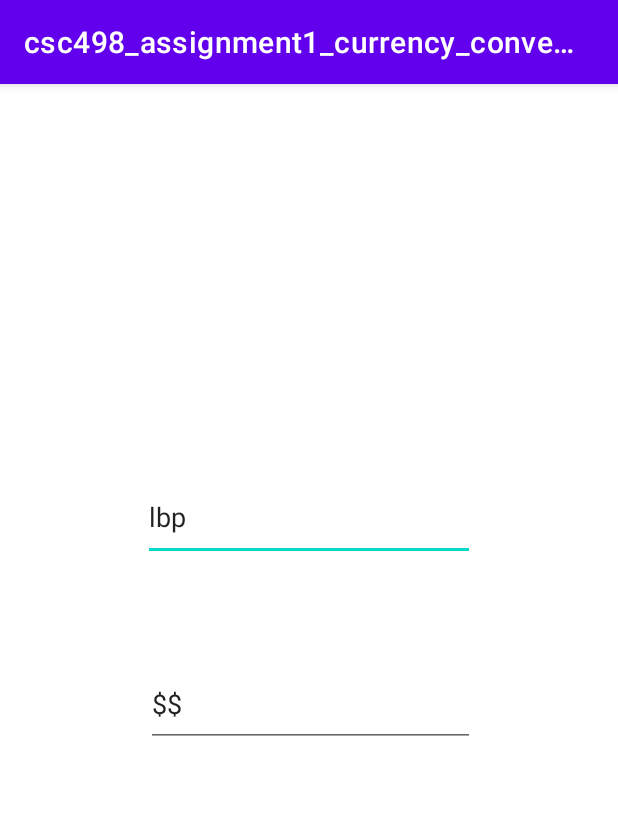
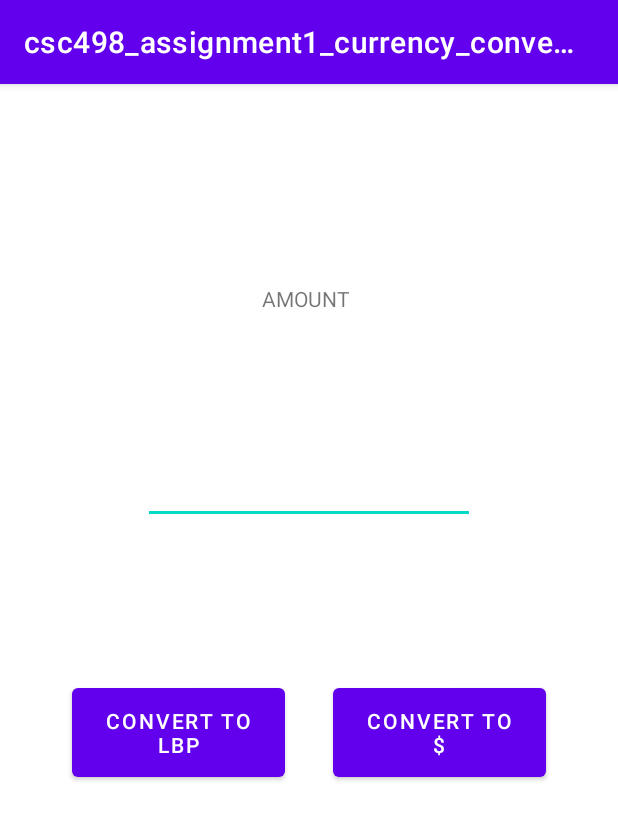
Before and after one commit to larissa-abboud/currency_converter_assignment1, an Android app: the screen it shows after launch (MainActivity), on a phone screen of 412 x 824 dp. Shown: the top 820 px of the screen. Run offline under Robolectric (Android 15) with nearby library versions, the phone set to English and light mode, and no system bars.

Commit message:
added java code

```diff
--- a/csc498_assignment1_currency_converter/app/src/main/java/com/lausp/csc498_assignment1_currency_converter/MainActivity.java
+++ b/csc498_assignment1_currency_converter/app/src/main/java/com/lausp/csc498_assignment1_currency_converter/MainActivity.java
@@ -3,18 +3,38 @@ package com.lausp.csc498_assignment1_currency_converter;
 import androidx.appcompat.app.AppCompatActivity;
 
 import android.os.Bundle;
+import android.view.View;
+import android.widget.Button;
 import android.widget.EditText;
+import android.widget.TextView;
 
 public class MainActivity extends AppCompatActivity {
-     EditText lbp;
-     EditText dollar;
+     EditText addAmount;
+     TextView result;
+     Button convertToLBP;
+     Button convertToDollars;
+     int results;
+
 
 
     @Override
     protected void onCreate(Bundle savedInstanceState) {
         super.onCreate(savedInstanceState);
         setContentView(R.layout.activity_main);
-        dollar = (EditText) findViewById(R.id.second);
-        lbp = (EditText) findViewById(R.id.first);
+        addAmount = (EditText) findViewById(R.id.first);
+        result = (TextView) findViewById(R.id.result);
+        convertToLBP = (Button) findViewById(R.id.button2);
+        convertToDollars = (Button) findViewById(R.id.button3);
+
+
+
+    }
+    public void convertLbp(View v){
+       int amount =  Integer.parseInt(addAmount.getText().toString());
+        results = amount * 22000;
+
+
+
+
     }
 }
--- a/csc498_assignment1_currency_converter/app/src/main/res/layout/activity_main.xml
+++ b/csc498_assignment1_currency_converter/app/src/main/res/layout/activity_main.xml
@@ -11,30 +11,61 @@
         android:layout_width="221dp"
         android:layout_height="58dp"
         android:layout_marginStart="101dp"
-        android:layout_marginTop="271dp"
+        android:layout_marginTop="24dp"
         android:layout_marginEnd="101dp"
-        android:layout_marginBottom="33dp"
+        android:layout_marginBottom="40dp"
         android:ems="10"
         android:inputType="textPersonName"
-        android:text="lbp"
-        app:layout_constraintBottom_toTopOf="@+id/second"
+        app:layout_constraintBottom_toTopOf="@+id/button2"
         app:layout_constraintEnd_toEndOf="parent"
+        app:layout_constraintStart_toStartOf="parent"
+        app:layout_constraintTop_toBottomOf="@+id/text1" />
+
+    <Button
+        android:id="@+id/button2"
+        android:layout_width="142dp"
+        android:layout_height="71dp"
+        android:layout_marginStart="48dp"
+        android:layout_marginTop="103dp"
+        android:layout_marginEnd="16dp"
+        android:text="convert to lbp"
+        app:layout_constraintEnd_toStartOf="@+id/button3"
+        app:layout_constraintHorizontal_bias="1.0"
+        app:layout_constraintStart_toStartOf="parent"
+        app:layout_constraintTop_toBottomOf="@+id/first" />
+
+    <Button
+        android:id="@+id/button3"
+        android:layout_width="142dp"
+        android:layout_height="71dp"
+        android:layout_marginStart="16dp"
+        android:layout_marginTop="103dp"
+        android:layout_marginEnd="48dp"
+        android:text="convert to $"
+        app:layout_constraintEnd_toEndOf="parent"
+        app:layout_constraintStart_toEndOf="@+id/button2"
+        app:layout_constraintTop_toBottomOf="@+id/first" />
+
+    <TextView
+        android:id="@+id/text1"
+        android:layout_width="92dp"
+        android:layout_height="54dp"
+        android:layout_marginStart="179dp"
+        android:layout_marginTop="133dp"
+        android:layout_marginEnd="174dp"
+        android:layout_marginBottom="24dp"
+        android:text="AMOUNT"
+        app:layout_constraintBottom_toTopOf="@+id/first"
+        app:layout_constraintEnd_toEndOf="parent"
+        app:layout_constraintHorizontal_bias="0.147"
         app:layout_constraintStart_toStartOf="parent"
         app:layout_constraintTop_toTopOf="parent" />
 
-    <EditText
-        android:id="@+id/second"
-        android:layout_width="219dp"
-        android:layout_height="57dp"
-        android:layout_marginStart="101dp"
-        android:layout_marginTop="33dp"
-        android:layout_marginEnd="100dp"
-        android:layout_marginBottom="337dp"
-        android:ems="10"
-        android:inputType="textPersonName"
-        android:text="$$"
-        app:layout_constraintBottom_toBottomOf="parent"
-        app:layout_constraintEnd_toEndOf="parent"
-        app:layout_constraintStart_toStartOf="parent"
-        app:layout_constraintTop_toBottomOf="@+id/first" />
+    <TextView
+        android:id="@+id/result"
+        android:layout_width="207dp"
+        android:layout_height="42dp"
+        tools:layout_editor_absoluteX="109dp"
+        tools:layout_editor_absoluteY="535dp" />
+
 </androidx.constraintlayout.widget.ConstraintLayout>
```
